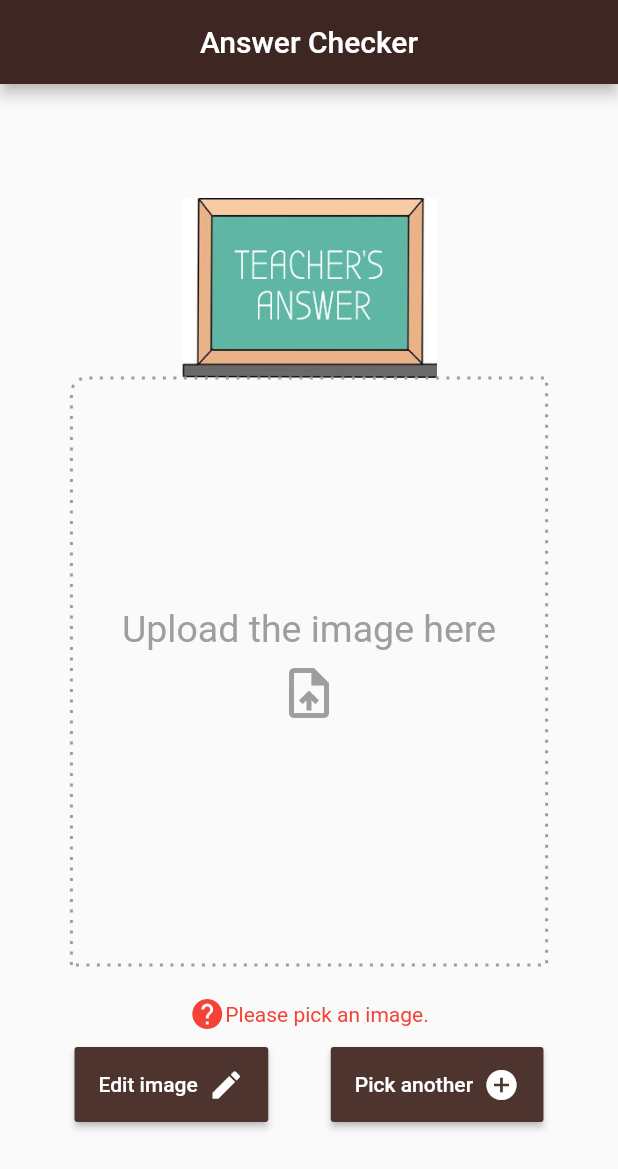
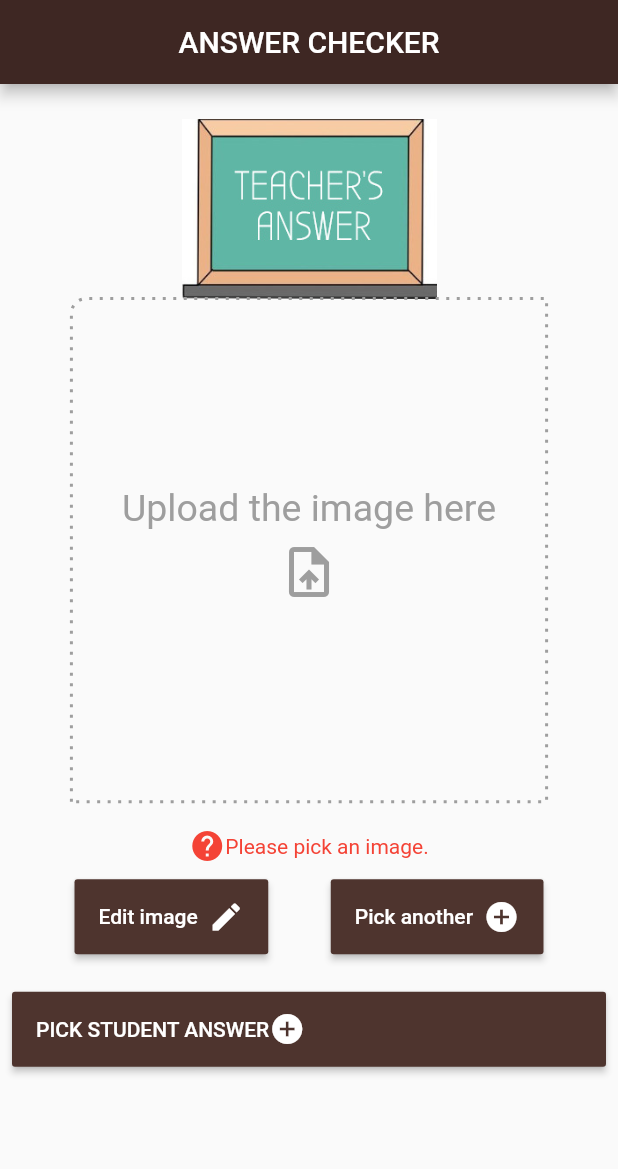
Before and after one commit to harshoo3/handwritten_answer_evaluator, a Flutter app: the screen it shows after launch, on a phone screen of 412 x 824 dp. Shown: the top 1169 px of the screen. Run offline on Flutter 3.47's test engine with Material 2 defaults, Android fonts, the phone set to English and light mode, and no system bars; our stand-ins replace dotted_decoration, image_cropper, image_picker.

Commit message:
before making class

```diff
--- a/lib/home.dart
+++ b/lib/home.dart
@@ -71,10 +71,10 @@ class _HomeState extends State<Home> {
     double width = MediaQuery.of(context).size.width;
     double height = MediaQuery.of(context).size.height;
     // FlutterStatusbarcolor.setStatusBarWhiteForeground(true);
-    final controller = PageController(initialPage: 0);
+    // final controller = PageController(initialPage: 0);
     return Scaffold(
         appBar: AppBar(
-          title: Text('Answer Checker'),
+          title: Text('ANSWER CHECKER'),
           centerTitle: true,
           brightness: Brightness.dark,
           backgroundColor: Colors.brown[900],
@@ -82,13 +82,12 @@ class _HomeState extends State<Home> {
         body: Padding(
           padding: const EdgeInsets.all(8.0),
           // child: SingleChildScrollView(
-          child: Center(
-            child: PageView(
-              controller: controller,
-              children: <Widget>[
-                Column(
+          child: SingleChildScrollView(
+            child: Column(
               mainAxisAlignment: MainAxisAlignment.center,
+              mainAxisSize: MainAxisSize.min,
               children: [
+                SizedBox(height: 15,),
                 Container(
                   // color: ,
                   width: 170,
@@ -102,7 +101,7 @@ class _HomeState extends State<Home> {
                 Flexible(
                   child: Container(
                     width: width,
-                        height: height / 2,
+                    height: 3*height / 7,
                     child: Stack(
                       alignment: AlignmentDirectional.topCenter,
                       children: [
@@ -145,7 +144,7 @@ class _HomeState extends State<Home> {
                                     margin: EdgeInsets.all(3),
                                     decoration: BoxDecoration(
                                         image: DecorationImage(
-                                          fit: BoxFit.fill,
+                                      fit: BoxFit.fitWidth,
                                       image: FileImage(image),
                                     )),
                                   ),
@@ -226,16 +225,32 @@ class _HomeState extends State<Home> {
                     ),
                   ],
                 ),
-                    // ):SizedBox(),
-                  ],
+                SizedBox(height: 25,),
+                ButtonTheme(
+                  minWidth: 70,
+                  height: 50,
+                  child: RaisedButton(
+                    color: Colors.brown[800],
+                    onPressed: (){},
+                    child: Row(
+                      children: [
+                        Text(
+                          'PICK STUDENT ANSWER',
+                          style: TextStyle(color: Colors.white),
                         ),
-                Container(
-                  color: Colors.yellow,
+                        Icon(
+                          Icons.add_circle_outlined,
+                          color: Colors.white,
                         ),
                       ],
                     ),
                   ),
-          // ),
-        ));
+                ),
+                // ):SizedBox(),
+              ],
+            ),
+          ),
+          ),
+        );
   }
 }
```
Lines whose indentation alone changed are shown as unchanged.
